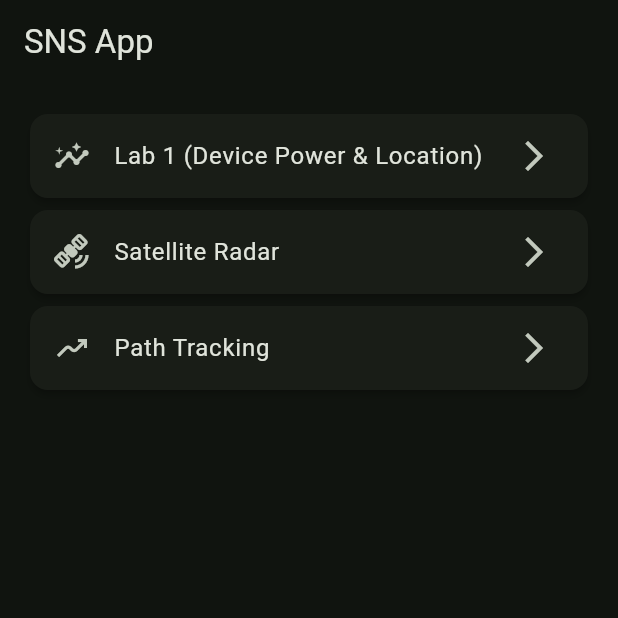
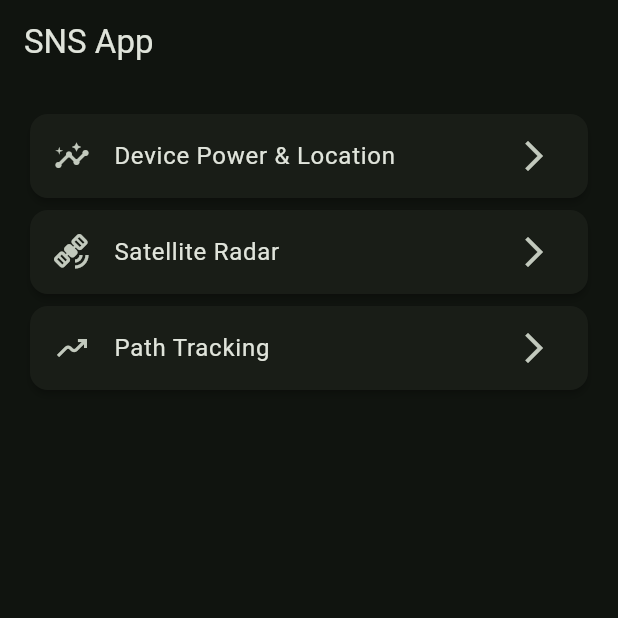
Before and after one commit to mateusz-lisowski/sns-app, a Flutter app: the screen it shows after launch, on a phone screen of 412 x 824 dp, the top half of it. Run offline on Flutter 3.47's test engine with Material 3 defaults, Android fonts, the phone set to English and light mode, and no system bars; our stand-ins replace flutter_compass, geolocator, get, permission_handler.

Commit message:
Remove redundant lab 1 label

```diff
--- a/lib/main.dart
+++ b/lib/main.dart
@@ -55,7 +55,7 @@ class Home extends StatelessWidget {
               ),
               child: ListTile(
                 leading: const Icon(Icons.insights),
-                title: const Text('Lab 1 (Device Power & Location)'),
+                title: const Text('Device Power & Location'),
                 trailing: const Icon(Icons.arrow_forward_ios),
                 onTap: () {
                   Get.to(() => const DevicePowerAndLocationScreen());
```
